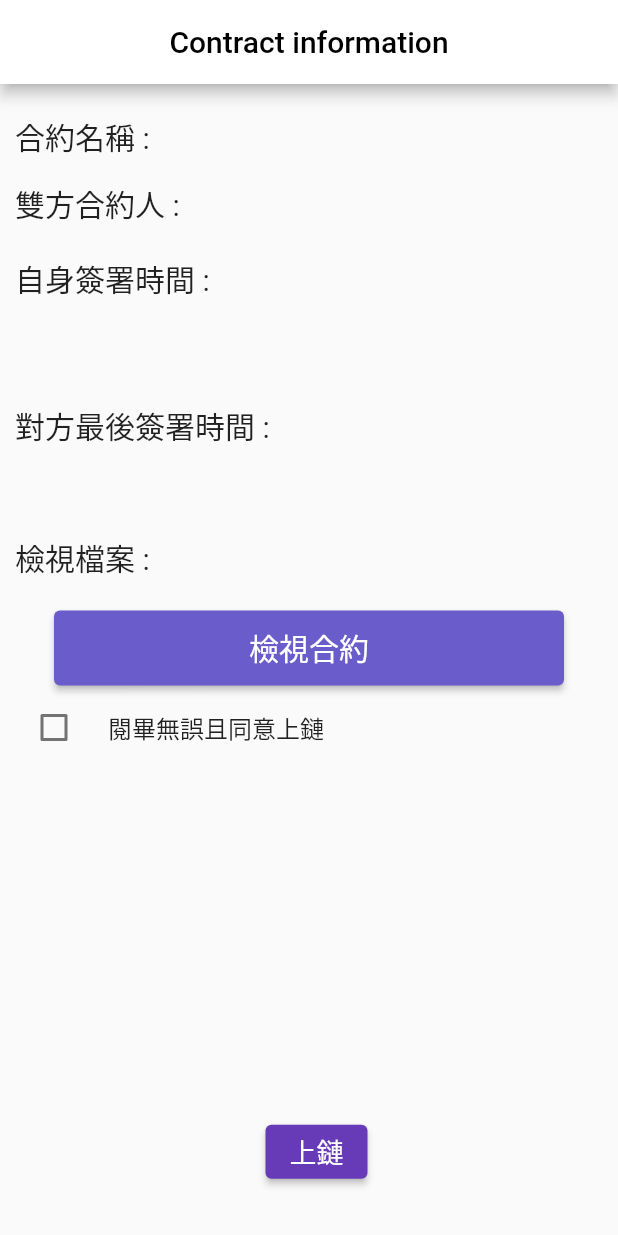
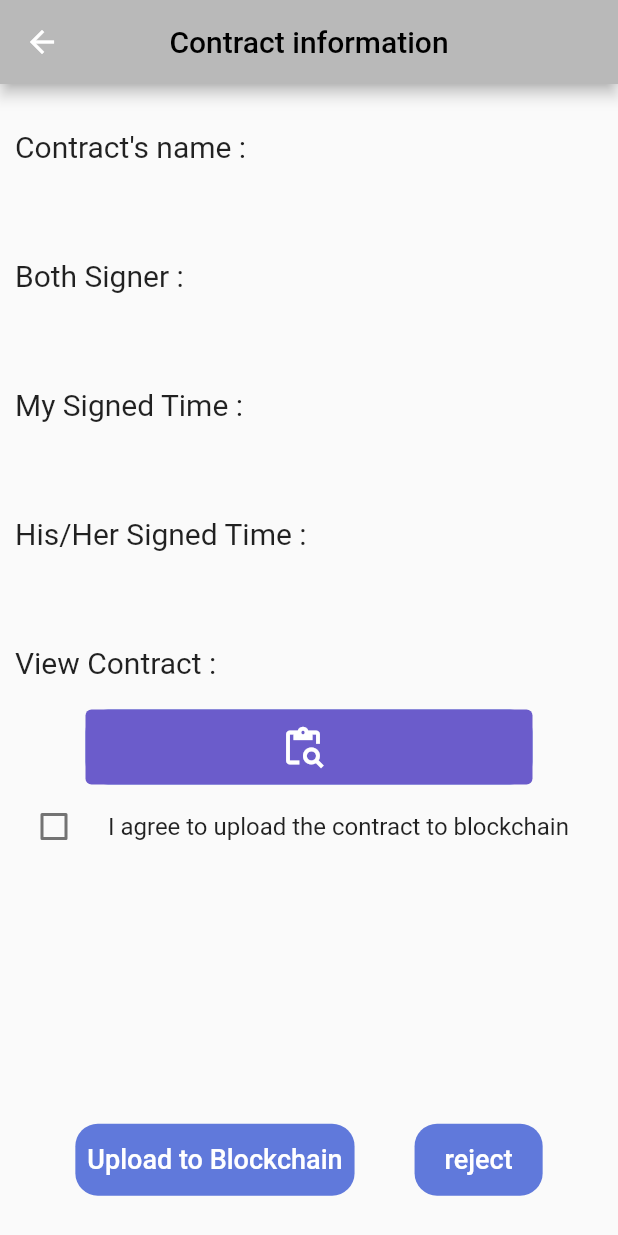
Before and after one commit to cy0802/data_storing_via_blockchain, a Flutter app: the WaitUpload screen opened directly with empty values, on a phone screen of 412 x 824 dp. Run offline on Flutter 3.47's test engine with Material 2 defaults, Android fonts, the phone set to English and light mode, and no system bars; our stand-ins replace cloud_firestore, dio, file_picker, firebase_auth, firebase_core, firebase_messaging and 5 more; missing offline and left inert: flutter_ipfs, flutter_pdfview, web3dart; accounts and stored records are empty; project files that could hold a hidden picture were left out.

Commit message:
Update WaitUpload.dart

```diff
--- a/lib/pages/kids/MyContract/MyConSubPage/showpage/WaitUpload.dart
+++ b/lib/pages/kids/MyContract/MyConSubPage/showpage/WaitUpload.dart
@@ -5,6 +5,7 @@ import 'package:data_storing_via_blockchain/Classes/userpreserve.dart';
 import 'package:data_storing_via_blockchain/function/local_folder.dart';
 import 'package:data_storing_via_blockchain/pages/kids/MyContract/MyConSubPage/signed.dart';
 import 'package:data_storing_via_blockchain/pages/kids/NormalContract/ShowFile.dart';
+import 'package:flutter/cupertino.dart';
 import 'package:flutter/material.dart';
 import 'package:flutter_ipfs/flutter_ipfs.dart';
 import 'package:data_storing_via_blockchain/pages/generateNFT.dart';
@@ -31,6 +32,8 @@ class _WaitUploadState extends State<WaitUpload> {
   late String totalPath;
   late File file;
   late String path1;
+  late DocumentReference<Map<String, dynamic>> doc1;
+  late DocumentReference<Map<String, dynamic>> doc2;
 
   bool isChecked = false;
 
@@ -66,7 +69,7 @@ class _WaitUploadState extends State<WaitUpload> {
   Widget build(BuildContext context) {
     return Scaffold(
         appBar: AppBar(
-          backgroundColor: Color.fromARGB(255, 255, 255, 255),
+          backgroundColor: Color.fromARGB(255, 185, 185, 185),
           title: const Text('Contract information',
               style: TextStyle(
                 color: Colors.black,
@@ -76,18 +79,17 @@ class _WaitUploadState extends State<WaitUpload> {
         ),
         body: Column(
           children: [
-            Row(
-              children: [
             Container(
-                  padding: EdgeInsets.fromLTRB(10, 20, 0, 15),
-                  child: Text("合約名稱 : ",
+              alignment: Alignment.topLeft,
+              padding: EdgeInsets.fromLTRB(10, 30, 0, 10),
+              child: Text("Contract's name : ",
                   style: TextStyle(
                     fontSize: 20,
                   )),
             ),
-                Expanded(
-                  child: Container(
-                    padding: EdgeInsets.fromLTRB(5, 20, 10, 15),
+            Container(
+              alignment: Alignment.topLeft,
+              padding: EdgeInsets.fromLTRB(40, 0, 10, 30),
               child: Text(
                 contractname,
                 style: TextStyle(
@@ -95,20 +97,17 @@ class _WaitUploadState extends State<WaitUpload> {
                 ),
               ),
             ),
-                ),
-              ],
-            ),
-            Row(
-              children: [
             Container(
-                  padding: EdgeInsets.fromLTRB(10, 0, 0, 20),
-                  child: Text("雙方合約人 : ",
+              alignment: Alignment.topLeft,
+              padding: EdgeInsets.fromLTRB(10, 0, 0, 10),
+              child: Text("Both Signer : ",
                   style: TextStyle(
                     fontSize: 20,
                   )),
             ),
             Container(
-                  padding: EdgeInsets.fromLTRB(5, 0, 10, 20),
+              alignment: Alignment.topLeft,
+              padding: EdgeInsets.fromLTRB(40, 0, 10, 30),
               child: Text(
                 name,
                 style: TextStyle(
@@ -116,19 +115,17 @@ class _WaitUploadState extends State<WaitUpload> {
                 ),
               ),
             ),
-              ],
-            ),
             Container(
               alignment: Alignment.topLeft,
-              padding: EdgeInsets.fromLTRB(10, 0, 0, 15),
-              child: Text("自身簽署時間 : ",
+              padding: EdgeInsets.fromLTRB(10, 0, 0, 10),
+              child: Text("My Signed Time : ",
                   style: TextStyle(
                     fontSize: 20,
                   )),
             ),
             Container(
               alignment: Alignment.topLeft,
-              padding: EdgeInsets.fromLTRB(30, 0, 10, 20),
+              padding: EdgeInsets.fromLTRB(40, 0, 10, 30),
               child: Text(
                 user1time,
                 style: TextStyle(
@@ -138,17 +135,17 @@ class _WaitUploadState extends State<WaitUpload> {
             ),
             Container(
               alignment: Alignment.topLeft,
-              padding: EdgeInsets.fromLTRB(10, 10, 0, 15),
-              child: Text("對方最後簽署時間 : ",
+              padding: EdgeInsets.fromLTRB(10, 0, 0, 10),
+              child: Text("His/Her Signed Time : ",
                   style: TextStyle(
                     fontSize: 20,
                   )),
             ),
             Container(
               alignment: Alignment.topLeft,
-              padding: EdgeInsets.fromLTRB(30, 0, 10, 20),
+              padding: EdgeInsets.fromLTRB(40, 0, 10, 30),
               child: Text(
-                user1time,
+                time,
                 style: TextStyle(
                   fontSize: 20,
                 ),
@@ -158,30 +155,35 @@ class _WaitUploadState extends State<WaitUpload> {
               padding: EdgeInsets.fromLTRB(10, 0, 0, 20),
               alignment: Alignment.topLeft,
               child: Text(
-                "檢視檔案 : ",
+                "View Contract : ",
                 style: TextStyle(
                   fontSize: 20,
                 ),
               ),
             ),
-            ElevatedButton(
-              child: Text(
-                '檢視合約',
-                style: TextStyle(
-                  fontSize: 20,
+            Container(
+              decoration: BoxDecoration(
+                      borderRadius: BorderRadius.circular(15),
+                      color: Color.fromARGB(255, 96, 121, 219),
                     ),
+              child: TextButton.icon(
+                label: const Text(''),
+                icon: const Icon(
+                  size: 30.0,
+                  Icons.content_paste_search,
+                  color: Colors.white,
                 ),
-              style: ElevatedButton.styleFrom(
+                style: TextButton.styleFrom(
                   backgroundColor: Color.fromARGB(255, 107, 92, 203),
-                padding:
-                    const EdgeInsets.symmetric(horizontal: 130, vertical: 10),
+                  padding: const EdgeInsets.symmetric(horizontal: 130, vertical: 10),
                 ),
                 onPressed: () async {
                   openPDF(context, file);
                 },
               ),
+            ),
             CheckboxListTile(
-              title: Text('閱畢無誤且同意上鏈'),
+              title: Text('I agree to upload the contract to blockchain'),
               controlAffinity: ListTileControlAffinity.leading,
               activeColor: Color.fromARGB(255, 74, 125, 245),
               checkColor: Colors.white,
@@ -193,20 +195,25 @@ class _WaitUploadState extends State<WaitUpload> {
               },
             ),
             const Spacer(flex: 19),
+            Row(
+              mainAxisAlignment: MainAxisAlignment.center,
+              children: [
                 Container(
-              padding: EdgeInsets.fromLTRB(10, 0, 0, 20),
+                  decoration: BoxDecoration(
+                      borderRadius: BorderRadius.circular(15),
+                      color: Color.fromARGB(255, 96, 121, 219),
+                    ),
                   alignment: Alignment.bottomCenter,
-              child: ElevatedButton(
+                  child: TextButton(
                       child: Text(
-                    "上鏈",
+                        "Upload to Blockchain",
                         style: TextStyle(
+                          color: Color.fromARGB(255, 255, 255, 255),
                           fontSize: 18,
                         ),
                       ),
                       onPressed: () async {
                         if (isChecked) {
-
-                      //debugPrint("*******${totalPath}");
 
                           var cidOfContract =
                               await FlutterIpfs().uploadToIpfs(totalPath);
@@ -282,20 +289,79 @@ class _WaitUploadState extends State<WaitUpload> {
                             .doc(contractname);
                           doc1.delete();
                           doc2.delete();
-                      Navigator.of(context).pop();
-                      Navigator.pushReplacement(
-                        context,
-                        MaterialPageRoute(
-                          builder: (context) => SignedCon(),
-                        ),
-                      );
+                          Navigator.pop(context, 1);
                           //TODO: switch to other page after successful transaction
                           //please detect if error occur or not
                         }
                       }),
                 ),
-            const Spacer(flex: 1),
+                SizedBox(width: 40),
+                Container(
+                  decoration: BoxDecoration(
+                    borderRadius: BorderRadius.circular(15),
+                    color: Color.fromARGB(255, 96, 121, 219),
+                  ),
+                //padding: EdgeInsets.fromLTRB(0, 0, 0, 20),
+                  child: TextButton(
+                    style: TextButton.styleFrom(
+                      padding: const EdgeInsets.symmetric(
+                        horizontal: 20, vertical: 3),
+                    ),
+                  child: Text(
+                    "reject",
+                    style: TextStyle(
+                      color: Color.fromARGB(255, 255, 255, 255),
+                      fontSize: 18,
+                    ),
+                  ),
+                  onPressed: () => show_dialog(context)
+                ),
+              ),
             ],
-        ));
+          ),
+          const Spacer(flex: 3),
+        ],
+      )
+    );
+  }
+  show_dialog(BuildContext context){
+  showDialog(
+    context: context,
+    builder: (BuildContext context) =>  CupertinoAlertDialog(
+      title: Text("Think Twice"),
+      content: Text("Want to discard this contract?"),
+      actions: [
+        CupertinoDialogAction(
+          child: Text(
+            'No'
+          ),
+          onPressed: (){
+            Navigator.of(context).pop();
+          },
+        ),
+        CupertinoDialogAction(
+          child: Text(
+            'Yes'
+          ),
+          onPressed: ()async{
+            final doc2 = FirebaseFirestore.instance
+            .collection("user")
+            .doc(emailuser2)
+            .collection("contract")
+            .doc(contractname);
+          final doc1 = FirebaseFirestore.instance
+            .collection("user")
+            .doc(email)
+            .collection("contract")
+            .doc(contractname);
+            doc1.delete();
+            doc2.delete();
+            Navigator.of(context).pop();
+            Navigator.of(context).pop();
+          },
+        )
+      ],
+    )
+  );
 }
 }
```
Lines whose indentation alone changed are shown as unchanged.
